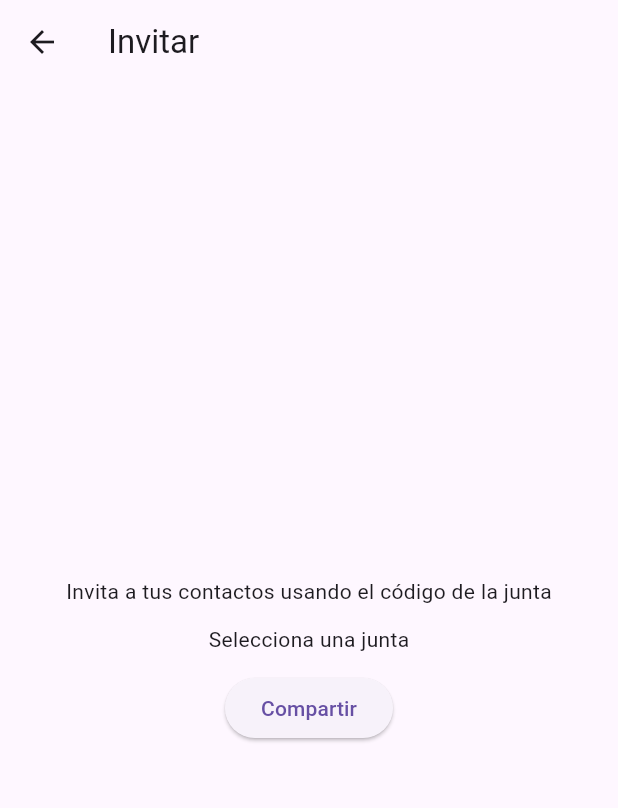
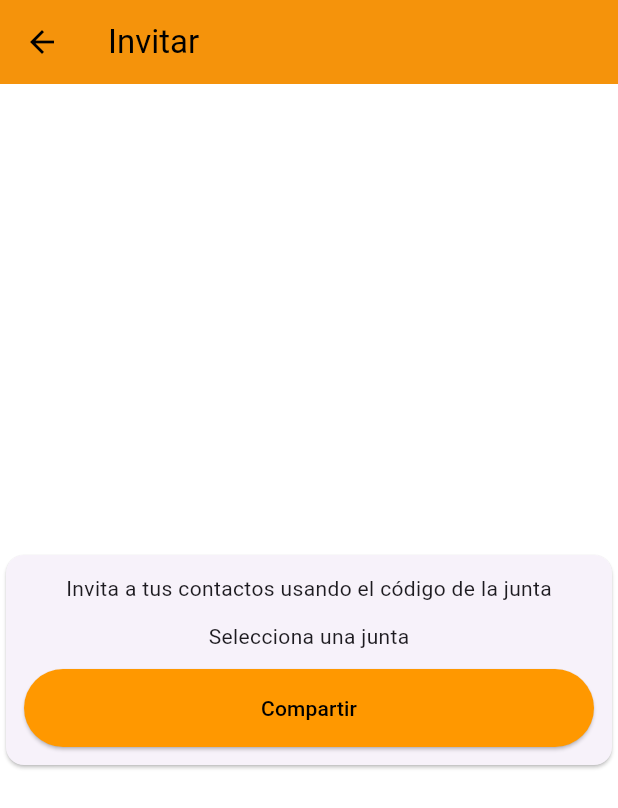
Before and after one commit to LuisMorenoMalpartida/SaviApp-SupaBase, a Flutter app: the InvitarScreen screen opened by its route, on a phone screen of 412 x 824 dp. Shown: the top 808 px of the screen. Run offline on Flutter 3.47's test engine with Material 3 defaults, Android fonts, the phone set to English and light mode, and no system bars; our stand-ins replace flutter_svg, image_picker, shared_preferences, supabase_flutter; accounts and stored records are empty; project files that could hold a hidden picture were left out.

Commit message:
cambios etc etcetc

```diff
--- a/lib/main.dart
+++ b/lib/main.dart
@@ -4,6 +4,7 @@
 
 import 'src/app.dart';
 import 'src/state/savi_state.dart';
+import 'logger.dart';
 
 Future<void> main() async {
   WidgetsFlutterBinding.ensureInitialized();
@@ -14,9 +15,10 @@
       anonKey:
           'eyJhbGciOiJIUzI1NiIsInR5cCI6IkpXVCJ9.eyJpc3MiOiJzdXBhYmFzZSIsInJlZiI6Ind3cnp1ZHFrenljZGdwc2Rndm51Iiwicm9sZSI6ImFub24iLCJpYXQiOjE3NzEzNDUxOTEsImV4cCI6MjA4NjkyMTE5MX0.O8K7g1mih8XgzDqTH4tCoGgoPf3aV53h1Fhuz7A7N3c',
     );
-    debugPrint('✅ Supabase initialized');
+    initLogger(level: LogLevel.debug);
+    logger.info('✅ Supabase initialized');
   } catch (e) {
-    debugPrint('❌ Supabase initialize error: $e');
+    logger.error('❌ Supabase initialize error: $e');
   }
 
   runApp(
--- a/lib/src/app.dart
+++ b/lib/src/app.dart
@@ -1,6 +1,7 @@
 import 'package:flutter/material.dart';
 import 'utils/navigation.dart';
 import 'screens/welcome_screen.dart';
+import 'theme.dart';
 import 'screens/login_screen.dart';
 import 'screens/register_screen.dart';
 import 'screens/home_screen.dart';
@@ -147,7 +148,7 @@
       navigatorKey: navigatorKey,
       debugShowCheckedModeBanner: false,
       title: 'SAVI',
-      theme: ThemeData(primarySwatch: Colors.orange),
+      theme: AppTheme.light(),
       initialRoute: '/welcome',
       builder: (context, child) {
         return PopScope(
--- a/lib/src/screens/home_screen.dart
+++ b/lib/src/screens/home_screen.dart
@@ -4,6 +4,7 @@
 import 'package:image_picker/image_picker.dart';
 import 'package:flutter_svg/flutter_svg.dart';
 import '../state/savi_state.dart';
+import 'package:savi_app/logger.dart';
 import 'tabs/crear_tab.dart';
 import 'tabs/perfil_tab.dart';
 
@@ -447,7 +448,7 @@
           await _imagePicker.pickImage(source: ImageSource.gallery);
       if (picked != null) setState(() => _qrImage = picked);
     } catch (e) {
-      debugPrint('Error picking image: $e');
+      logger.error('Error picking image: $e');
     }
   }
 
--- a/lib/src/screens/invitar_screen.dart
+++ b/lib/src/screens/invitar_screen.dart
@@ -1,6 +1,8 @@
 import 'package:flutter/material.dart';
 import 'package:provider/provider.dart';
 import '../state/savi_state.dart';
+import '../widgets/app_button.dart';
+import '../widgets/app_card.dart';
 
 class InvitarScreen extends StatelessWidget {
   const InvitarScreen({super.key});
@@ -11,21 +13,24 @@
     return Scaffold(
       appBar: AppBar(title: const Text("Invitar")),
       body: Center(
+        child: AppCard(
           child: Column(
             mainAxisSize: MainAxisSize.min,
             children: [
               const Text('Invita a tus contactos usando el código de la junta'),
               const SizedBox(height: 12),
               state.codigoJunta.isNotEmpty
-                ? SelectableText('Código: ${state.codigoJunta}')
+                  ? SelectableText('Código: ${state.codigoJunta}',
+                      style: const TextStyle(fontWeight: FontWeight.w600))
                   : const Text('Selecciona una junta'),
               const SizedBox(height: 12),
-            ElevatedButton(
+              AppButton(
                   onPressed: () {/* share logic */},
                   child: const Text('Compartir'))
             ],
           ),
         ),
+      ),
     );
   }
 }
--- a/lib/src/screens/solicitudes_dueno_screen.dart
+++ b/lib/src/screens/solicitudes_dueno_screen.dart
@@ -1,6 +1,7 @@
 import 'package:flutter/material.dart';
 import 'package:provider/provider.dart';
 import '../state/savi_state.dart';
+import '../widgets/app_card.dart';
 
 class SolicitudesDuenoScreen extends StatelessWidget {
   const SolicitudesDuenoScreen({super.key});
@@ -19,7 +20,7 @@
           if (index == 0) return const SizedBox(height: 8);
           if (index == 1) return const Text('Solicitudes de unirse');
           final s = solicitudes[index - 2];
-          return Card(
+          return AppCard(
             child: ListTile(
               title: Text(s['perfiles'] != null
                   ? '${s['perfiles']['nombre'] ?? ''} ${s['perfiles']['apellido'] ?? ''}'
@@ -28,9 +29,11 @@
               trailing: Row(mainAxisSize: MainAxisSize.min, children: [
                 IconButton(
                     icon: const Icon(Icons.check),
+                    color: Colors.green,
                     onPressed: () => state.aceptarSolicitud(s)),
                 IconButton(
                     icon: const Icon(Icons.close),
+                    color: Colors.red,
                     onPressed: () => state.rechazarSolicitud(s)),
               ]),
             ),
--- /dev/null
+++ b/lib/src/theme.dart
@@ -0,0 +1,23 @@
+import 'package:flutter/material.dart';
+
+class AppTheme {
+  static const primary = Colors.orange;
+
+  static ThemeData light() => ThemeData(
+        primarySwatch: primary,
+        scaffoldBackgroundColor: Colors.white,
+        appBarTheme: AppBarTheme(
+          backgroundColor: primary,
+          foregroundColor: Colors.black,
+          elevation: 2,
+        ),
+        elevatedButtonTheme: ElevatedButtonThemeData(
+          style: ElevatedButton.styleFrom(
+            backgroundColor: primary,
+            foregroundColor: Colors.black,
+            shape: const StadiumBorder(),
+            padding: const EdgeInsets.symmetric(vertical: 14, horizontal: 20),
+          ),
+        ),
+      );
+}
--- /dev/null
+++ b/lib/src/widgets/app_button.dart
@@ -0,0 +1,22 @@
+import 'package:flutter/material.dart';
+
+class AppButton extends StatelessWidget {
+  final VoidCallback? onPressed;
+  final Widget child;
+  final bool fullWidth;
+
+  const AppButton(
+      {super.key,
+      required this.onPressed,
+      required this.child,
+      this.fullWidth = true});
+
+  @override
+  Widget build(BuildContext context) {
+    final btn = ElevatedButton(onPressed: onPressed, child: child);
+    if (fullWidth) {
+      return SizedBox(width: double.infinity, height: 52, child: btn);
+    }
+    return btn;
+  }
+}
--- /dev/null
+++ b/lib/src/widgets/app_card.dart
@@ -0,0 +1,18 @@
+import 'package:flutter/material.dart';
+
+class AppCard extends StatelessWidget {
+  final Widget child;
+  final EdgeInsetsGeometry padding;
+
+  const AppCard(
+      {super.key,
+      required this.child,
+      this.padding = const EdgeInsets.all(12)});
+
+  @override
+  Widget build(BuildContext context) {
+    return Card(
+      child: Padding(padding: padding, child: child),
+    );
+  }
+}
```
Also changed, not shown: lib/db.dart (+12 -0 lines), lib/src/screens/info_junta_screen.dart (+20 -5 lines), lib/src/screens/integrantes_pagos_screen.dart (+9 -9 lines), lib/src/screens/login_screen.dart (+10 -3 lines), lib/src/screens/recuperar_screen.dart (+32 -9 lines), lib/src/screens/register_screen.dart (+17 -5 lines), lib/src/state/savi_state.dart (+82 -32 lines), lib/src/utils/validators.dart (added, +13 -0 lines), 2 other files. Lines whose indentation alone changed are shown as unchanged.
